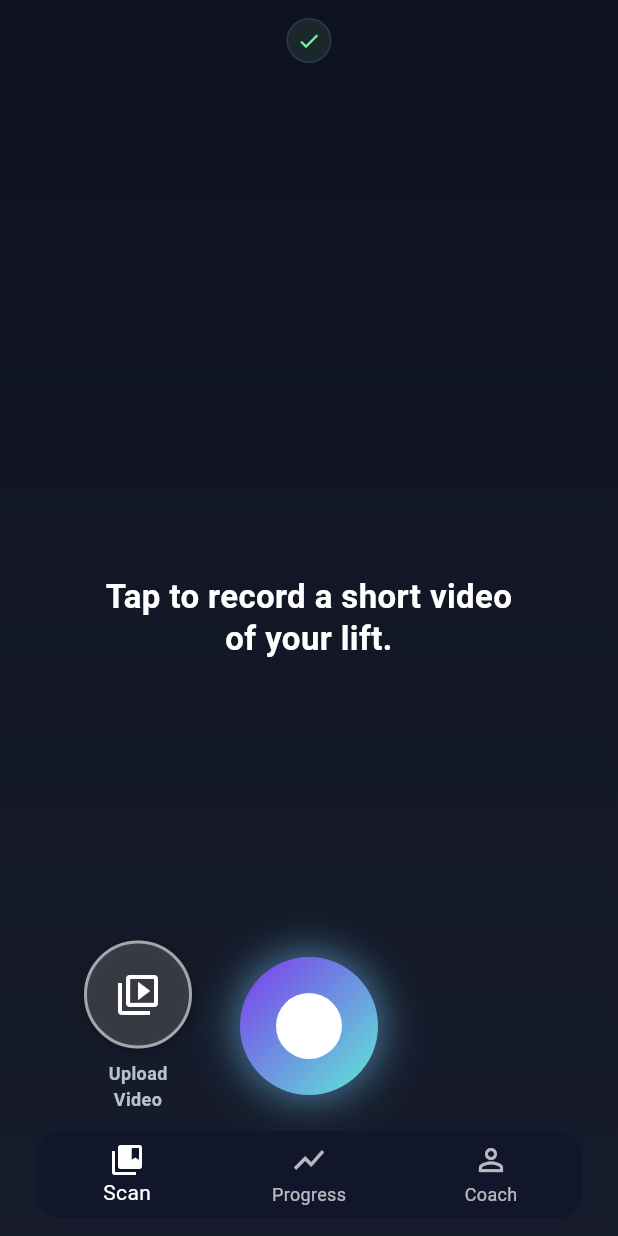
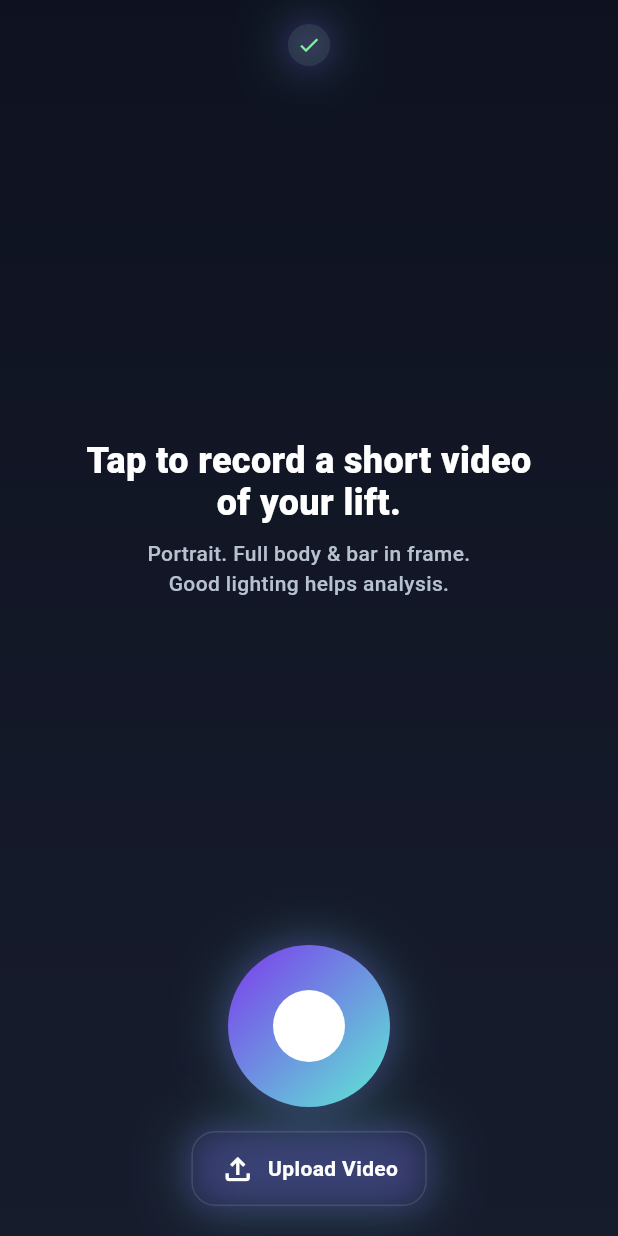
Before and after one commit to yellowwaterbottle/ai_fitness_coach.SS4, a Flutter app: the screen it shows after launch, on a phone screen of 412 x 824 dp. Run offline on Flutter 3.47's test engine with Material 3 defaults, Android fonts, the phone set to English and light mode, and no system bars; our stand-ins replace camera, connectivity_plus, file_picker, flutter_secure_storage, permission_handler; missing offline and left inert: purchases_flutter, video_thumbnail; Roboto replaces fonts that are missing (SF Pro).

```diff
--- a/lib/screens/record_screen.dart
+++ b/lib/screens/record_screen.dart
@@ -180,10 +180,6 @@ class _RecordScreenState extends State<RecordScreen> {
         final tempFile = await sourceFile.copy(tempPath);
 
         if (mounted) {
-          ScaffoldMessenger.of(context).showSnackBar(
-            SnackBar(content: Text('Video uploaded: $fileName')),
-          );
-
           Navigator.pushNamed(
             context,
             '/processing',
@@ -194,7 +190,7 @@ class _RecordScreenState extends State<RecordScreen> {
     } catch (e) {
       if (mounted) {
         ScaffoldMessenger.of(context).showSnackBar(
-          SnackBar(content: Text('Failed to upload video: $e')),
+          const SnackBar(content: Text('Failed to upload video. Please try again.')),
         );
       }
     }
@@ -236,96 +232,51 @@ class _RecordScreenState extends State<RecordScreen> {
     return Container(
       decoration: const BoxDecoration(gradient: AppStyle.pageBg),
       child: SafeArea(
-        bottom: false,
+        bottom: true,
         child: Scaffold(
           backgroundColor: Colors.transparent,
-          body: Stack(
+          body: Padding(
+            padding: const EdgeInsets.fromLTRB(20, 8, 20, 20),
+            child: Column(
+              crossAxisAlignment: CrossAxisAlignment.center,
               children: [
-              // --- Top status chip ---
-              Positioned(
-                top: 12,
-                left: 0,
-                right: 0,
-                child: Center(child: _StatusChip(ok: true)),
-              ),
+                // Top status chip (small and subtle)
+                const SizedBox(height: 8),
+                Center(child: _StatusChip(ok: true)),
+                const SizedBox(height: 18),
 
-              // --- Center instruction text ---
-              Align(
-                alignment: Alignment.center,
-                child: Padding(
-                  padding: const EdgeInsets.symmetric(horizontal: 24.0),
+                // Hero text
+                Expanded(
+                  child: Center(
                     child: Column(
                       mainAxisSize: MainAxisSize.min,
                       children: [
-                      Text(
-                        "Tap to record a short video\nof your lift.",
-                        textAlign: TextAlign.center,
-                        style: AppStyle.title,
-                      ),
+                        Text("Tap to record a short video\nof your lift.", style: AppStyle.hero, textAlign: TextAlign.center),
+                        const SizedBox(height: 10),
+                        Text("Portrait. Full body & bar in frame.\nGood lighting helps analysis.",
+                            style: AppStyle.sub, textAlign: TextAlign.center),
                       ],
                     ),
                   ),
                 ),
 
-              // --- Bottom capture area & nav ---
-              Align(
-                alignment: Alignment.bottomCenter,
-                child: Padding(
-                  padding: EdgeInsets.only(
-                    left: 24, right: 24,
-                    bottom: MediaQuery.of(context).padding.bottom + 12,
-                  ),
-                  child: Column(
-                    mainAxisSize: MainAxisSize.min,
-                    children: [
-                      // Capture row: Upload (left) + Capture (center) + Spacer (right)
-                      SizedBox(
-                        height: 120,
-                        child: Row(
-                          mainAxisAlignment: MainAxisAlignment.spaceEvenly,
-                          crossAxisAlignment: CrossAxisAlignment.center,
-                          children: [
-                            // Upload button (left side, more prominent)
-                            _UploadButton(
-                              onTap: _onUploadPressed,
-                            ),
-                            // Big capture button (center)
-                            _CaptureButton(
-                              isRecording: recordingActive,
-                              enabled: canRecord || recordingActive,
-                              onTap: () {
+                // Action area (no bottom nav)
+                _ActionBar(
+                  canRecord: canRecord || recordingActive,
+                  recording: recordingActive,
+                  onRecord: () {
                     if (recordingActive) {
                       _stopRecording();
                     } else if (canRecord) {
                       _startRecording();
                     } else {
-                                  _showSnack("Camera not available — use Upload");
+                      _showSnack("Camera not available — try Upload Video");
                     }
                   },
-                            ),
-                            // Spacer to balance layout
-                            const SizedBox(width: 72),
-                          ],
-                        ),
-                      ),
-                      const SizedBox(height: 10),
-                      // Bottom nav
-                      _BottomNav(
-                        index: 0, // Scan
-                        onTap: (i) {
-                          // TODO: wire to your tab routing.
-                          // 0 = Scan (this)
-                          // 1 = Progress
-                          // 2 = Coach
-                          if (i == 1) Navigator.pushNamed(context, '/progress');
-                          if (i == 2) Navigator.pushNamed(context, '/coach');
-                        },
+                  onUpload: _onUploadPressed, // call your existing picker/upload flow
                 ),
               ],
             ),
-                ),
-              ),
-            ],
           ),
         ),
       ),
@@ -354,13 +305,40 @@ class _StatusChip extends StatelessWidget {
   @override
   Widget build(BuildContext context) {
     return Container(
-      padding: const EdgeInsets.all(6),
+      width: 28, height: 28,
       decoration: BoxDecoration(
         shape: BoxShape.circle,
         color: AppStyle.chipFill,
         border: Border.all(color: AppStyle.chipBorder, width: 1),
+        boxShadow: AppStyle.softGlow,
       ),
       child: Icon(ok ? Icons.check : Icons.info, size: 16, color: const Color(0xFF7CF29A)),
+    );
+  }
+}
+
+class _ActionBar extends StatelessWidget {
+  final bool canRecord;
+  final bool recording;
+  final VoidCallback onRecord;
+  final VoidCallback onUpload;
+  const _ActionBar({
+    required this.canRecord,
+    required this.recording,
+    required this.onRecord,
+    required this.onUpload,
+  });
+
+  @override
+  Widget build(BuildContext context) {
+    return Column(
+      children: [
+        // Primary: big circular gradient record button centered
+        _CaptureButton(isRecording: recording, enabled: canRecord, onTap: onRecord),
+        const SizedBox(height: 16),
+        // Secondary: elegant Upload pill button
+        _UploadButton(onTap: onUpload),
+      ],
     );
   }
 }
@@ -372,22 +350,22 @@ class _CaptureButton extends StatelessWidget {
   const _CaptureButton({required this.isRecording, required this.enabled, required this.onTap});
   @override
   Widget build(BuildContext context) {
-    final double size = 92;
+    const double size = 108;
     return GestureDetector(
       onTap: enabled ? onTap : null,
       child: AnimatedContainer(
-        duration: const Duration(milliseconds: 180),
+        duration: const Duration(milliseconds: 160),
         width: size, height: size,
         decoration: BoxDecoration(
           shape: BoxShape.circle,
           gradient: enabled ? AppStyle.captureGradient : const LinearGradient(colors: [Colors.grey, Colors.grey]),
-          boxShadow: enabled ? AppStyle.glow : [],
+          boxShadow: AppStyle.softGlow,
         ),
         child: Center(
           child: AnimatedContainer(
-            duration: const Duration(milliseconds: 180),
-            width: isRecording ? 28 : 44,
-            height: isRecording ? 28 : 44,
+            duration: const Duration(milliseconds: 160),
+            width: isRecording ? 30 : 48,
+            height: isRecording ? 30 : 48,
             decoration: BoxDecoration(
               color: Colors.white,
               borderRadius: BorderRadius.circular(isRecording ? 6 : 999),
@@ -404,98 +382,22 @@ class _UploadButton extends StatelessWidget {
   const _UploadButton({required this.onTap});
   @override
   Widget build(BuildContext context) {
-    return Column(
+    return InkWell(
+      onTap: onTap,
+      borderRadius: BorderRadius.circular(14),
+      child: Container(
+        padding: const EdgeInsets.symmetric(horizontal: 18, vertical: 12),
+        decoration: AppStyle.glassCard.copyWith(
+          boxShadow: AppStyle.softGlow,
+        ),
+        child: Row(
           mainAxisSize: MainAxisSize.min,
-      children: [
-        InkWell(
-          onTap: onTap,
-          borderRadius: BorderRadius.circular(36),
-          child: Container(
-            width: 72,
-            height: 72,
-            decoration: BoxDecoration(
-              color: const Color(0x2AFFFFFF), // More visible background
-              shape: BoxShape.circle,
-              border: Border.all(color: Colors.white54, width: 2), // Thicker border
-              boxShadow: [
-                BoxShadow(
-                  color: Colors.black.withOpacity(0.3),
-                  blurRadius: 8,
-                  offset: const Offset(0, 2),
-                ),
+          children: const [
+            Icon(Icons.file_upload_outlined, color: Colors.white),
+            SizedBox(width: 8),
+            Text("Upload Video", style: TextStyle(color: Colors.white, fontWeight: FontWeight.w700)),
           ],
         ),
-            child: const Icon(
-              Icons.video_library_outlined,
-              color: Colors.white,
-              size: 32,
-            ),
-          ),
-        ),
-        const SizedBox(height: 8),
-        Text(
-          'Upload\nVideo',
-          textAlign: TextAlign.center,
-          style: AppStyle.caption.copyWith(
-            fontSize: 12,
-            fontWeight: FontWeight.w600,
-          ),
-        ),
-      ],
-    );
-  }
-}
-
-class _SmallCircleButton extends StatelessWidget {
-  final IconData icon;
-  final String label;
-  final VoidCallback onTap;
-  const _SmallCircleButton({required this.icon, required this.label, required this.onTap});
-  @override
-  Widget build(BuildContext context) {
-    return Column(
-      mainAxisSize: MainAxisSize.min,
-      children: [
-        InkWell(
-          onTap: onTap,
-          borderRadius: BorderRadius.circular(28),
-          child: Container(
-            width: 56, height: 56,
-            decoration: BoxDecoration(
-              color: const Color(0x1AFFFFFF),
-              shape: BoxShape.circle,
-              border: Border.all(color: Colors.white24),
-            ),
-            child: Icon(icon, color: Colors.white, size: 26),
-          ),
-        ),
-        const SizedBox(height: 6),
-        Text(label, style: AppStyle.caption),
-      ],
-    );
-  }
-}
-
-class _BottomNav extends StatelessWidget {
-  final int index;
-  final ValueChanged<int> onTap;
-  const _BottomNav({required this.index, required this.onTap});
-  @override
-  Widget build(BuildContext context) {
-    return ClipRRect(
-      borderRadius: BorderRadius.circular(16),
-      child: BottomNavigationBar(
-        currentIndex: index,
-        onTap: onTap,
-        backgroundColor: const Color(0xFF11162A),
-        selectedItemColor: Colors.white,
-        unselectedItemColor: Colors.white70,
-        showUnselectedLabels: true,
-        items: const [
-          BottomNavigationBarItem(icon: Icon(Icons.collections_bookmark), label: 'Scan'),
-          BottomNavigationBarItem(icon: Icon(Icons.show_chart), label: 'Progress'),
-          BottomNavigationBarItem(icon: Icon(Icons.person_outline), label: 'Coach'),
-        ],
       ),
     );
   }
--- a/lib/ui/style.dart
+++ b/lib/ui/style.dart
@@ -31,8 +31,25 @@ class AppStyle {
   static TextStyle get caption =>
       const TextStyle(color: textSecondary, fontSize: 13, fontWeight: FontWeight.w500);
 
+  static TextStyle get hero =>
+      const TextStyle(color: Colors.white, fontSize: 24, fontWeight: FontWeight.w800, height: 1.15);
+
+  static TextStyle get sub =>
+      const TextStyle(color: Color(0xFFB7C2D0), fontSize: 14, fontWeight: FontWeight.w500);
+
+  static BoxDecoration get glassCard => BoxDecoration(
+    color: const Color(0x141A2236),
+    borderRadius: BorderRadius.circular(16),
+    border: Border.all(color: const Color(0x1FFFFFFF)),
+  );
+
   static List<BoxShadow> get glow => [
     BoxShadow(color: const Color(0x805EEAD4), blurRadius: 24, spreadRadius: 2),
     BoxShadow(color: const Color(0x407C3AED), blurRadius: 16, spreadRadius: 1),
   ];
+
+  static List<BoxShadow> get softGlow => [
+    const BoxShadow(color: Color(0x405EEAD4), blurRadius: 32, spreadRadius: 2),
+    const BoxShadow(color: Color(0x407C3AED), blurRadius: 16, spreadRadius: 1),
+  ];
 }
```
Lines whose indentation alone changed are shown as unchanged.
